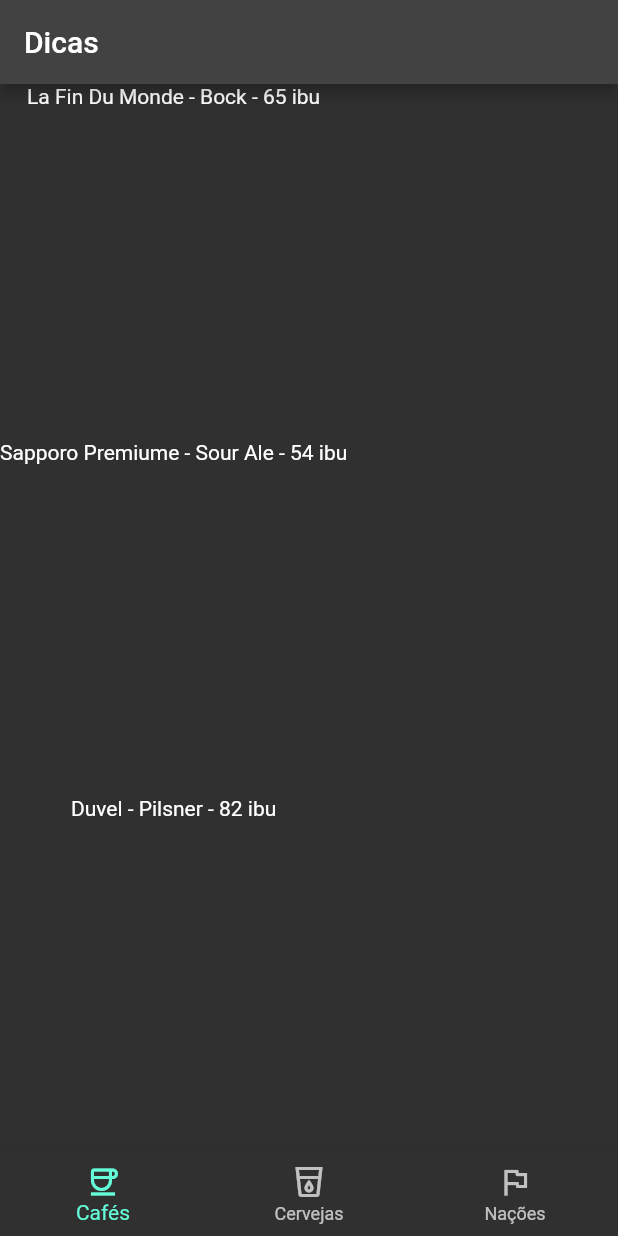
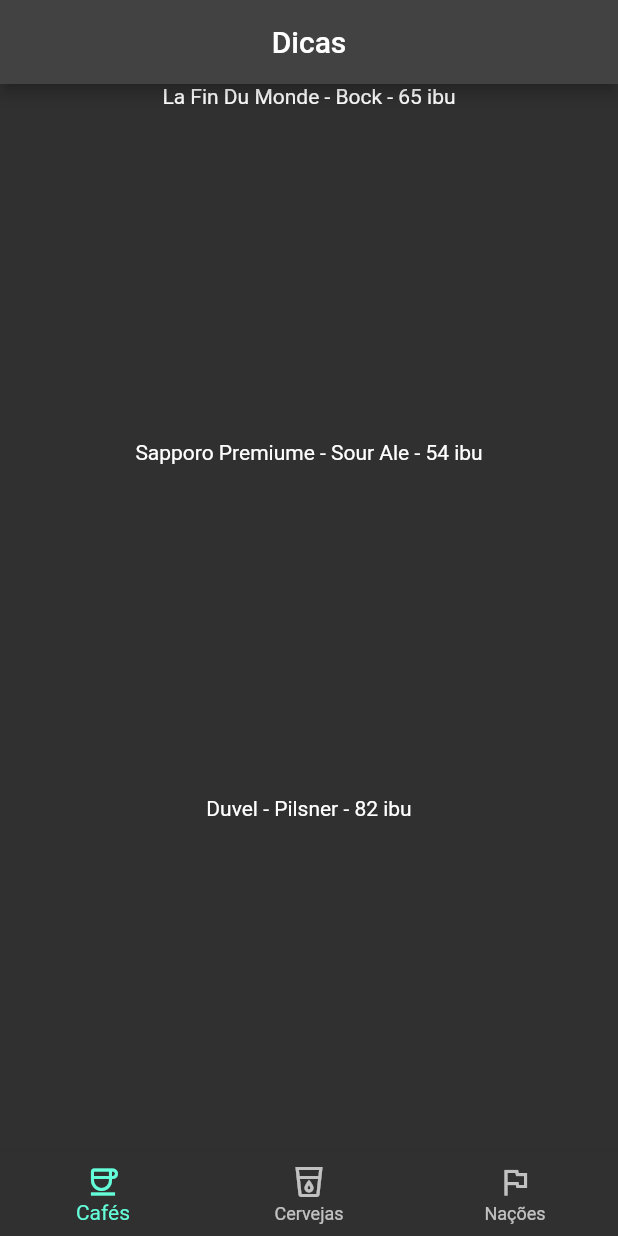
Before and after one commit to tallysdev/learning-Dart, a Flutter app: the screen it shows after launch, on a phone screen of 412 x 824 dp. Run offline on Flutter 3.47's test engine with Material 2 defaults, Android fonts, the phone set to English and light mode, and no system bars.

Commit message:
:sparkles:feat: Modularization of the AppBar component

```diff
--- a/receita2/lib/main.dart
+++ b/receita2/lib/main.dart
@@ -26,7 +26,7 @@
 
   @override
   Widget build(BuildContext context) {
-    return Column(children: const [
+    return Center(child:Column(children: const [
       Expanded(
         child: Text("La Fin Du Monde - Bock - 65 ibu"),
       ),
@@ -36,15 +36,31 @@
       Expanded(
         child: Text("Duvel - Pilsner - 82 ibu"),
       )
-    ]);
+    ]));
   }
+}
+
+class NewAppBar extends StatelessWidget implements PreferredSizeWidget {
+  NewAppBar();
+
+  @override
+  Widget build(BuildContext context) {
+    return AppBar(
+      title: const Text("Dicas"),
+      centerTitle: true,
+    );
+  }
+
+  @override
+  // TODO: implement preferredSize
+  Size get preferredSize => const Size.fromHeight(kToolbarHeight);
 }
 
 void main() {
   MaterialApp app = MaterialApp(
       theme: ThemeData.dark(),
       home: Scaffold(
-        appBar: AppBar(title: const Text("Dicas")),
+        appBar: NewAppBar(),
         body: NewBody(),
         bottomNavigationBar: NewNavBar(),
       ));
```
